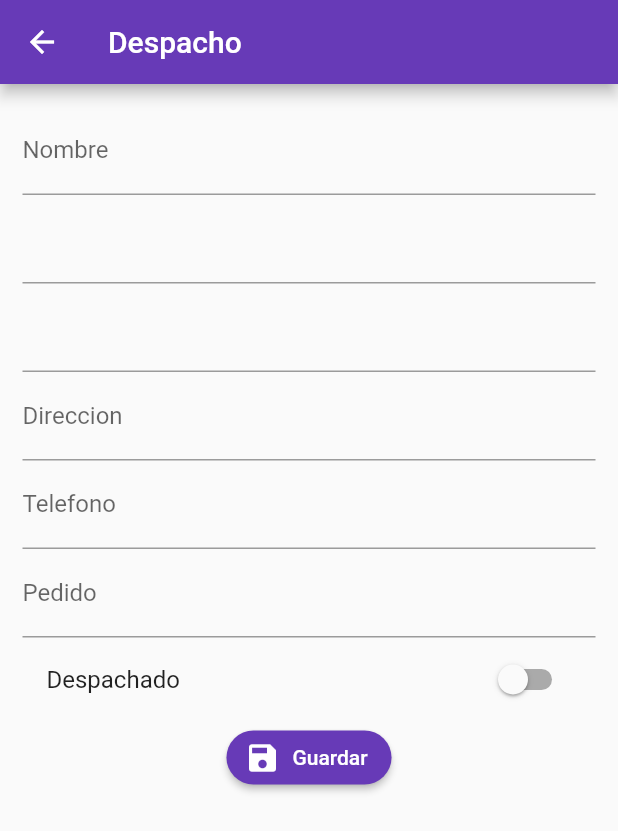
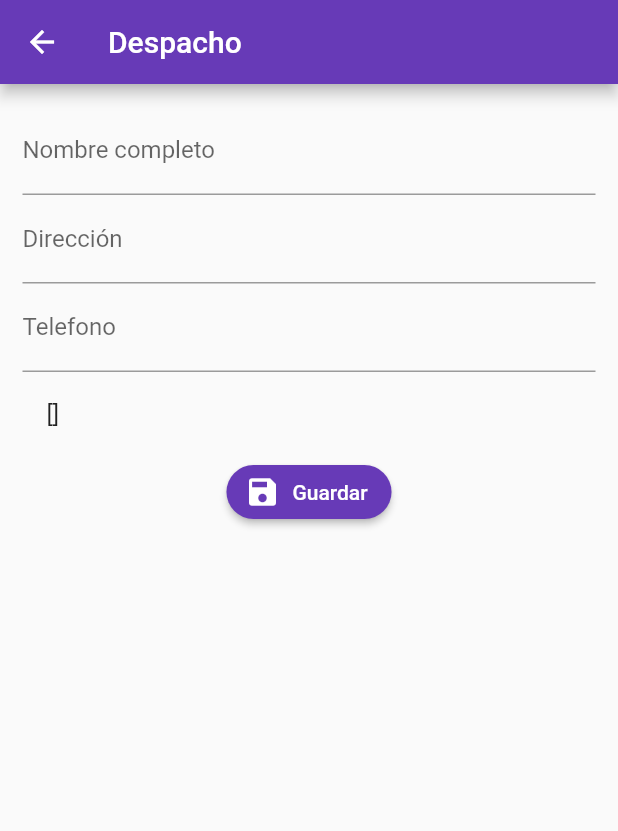
Before and after one commit to migue8669/hermes-movil2, a Flutter app: the screen it shows after launch, after a tap on the "add" icon, on a phone screen of 412 x 824 dp. Shown: the top 831 px of the screen. Run offline on Flutter 3.47's test engine with Material 2 defaults, Android fonts, the phone set to English and light mode, and no system bars; our stand-ins replace image_picker, rxdart; missing offline and left inert: mime_type; network calls fail.

Commit message:
se logra listar productos en pantalla despachos, listo inserción en base de datos del pedido. Falta programar botón de eliminar item listado

```diff
--- a/flutter-form-validation-2.0.0/lib/main.dart
+++ b/flutter-form-validation-2.0.0/lib/main.dart
@@ -21,7 +21,9 @@ class MyApp extends StatelessWidget {
           'login': (BuildContext context) => LoginPage(),
           'home': (BuildContext context) => HomePage(),
           'producto': (BuildContext context) => ProductoPage(),
-          'despacho': (BuildContext context) => DespachoPage(),
+          'despacho': (BuildContext context) => DespachoPage(
+                despachoss: null,
+              ),
         },
         theme: ThemeData(
           primaryColor: Colors.deepPurple,
--- a/flutter-form-validation-2.0.0/lib/src/models/despachos_model.dart
+++ b/flutter-form-validation-2.0.0/lib/src/models/despachos_model.dart
@@ -3,6 +3,8 @@
 //     final productoModel = productoModelFromJson(jsonString);
 
 import 'dart:convert';
+
+import 'package:formvalidation/src/models/pedido.model.dart';
 
 DespachoModel despachoModelFromJson(String str) =>
     DespachoModel.fromJson(json.decode(str));
--- /dev/null
+++ b/flutter-form-validation-2.0.0/lib/src/models/pedido.model.dart
@@ -0,0 +1,45 @@
+// To parse this JSON data, do
+//
+//     final productoModel = productoModelFromJson(jsonString);
+
+import 'dart:convert';
+
+PedidoModel productoModelFromJson(String str) =>
+    PedidoModel.fromJson(json.decode(str));
+
+String productoModelToJson(PedidoModel data) => json.encode(data.toJson());
+
+class PedidoModel {
+  List pedido;
+  // String key;
+  // String nombre;
+  // String precio;
+  // //bool disponible;
+  // String imageUrl;
+  // bool isSelected = false; //the initializtion is mandatory
+
+  PedidoModel({this.pedido
+      // this.key,
+      // this.nombre = '',
+      // this.precio = '',
+      // //this.disponible = true,
+      // this.imageUrl,
+      });
+
+  factory PedidoModel.fromJson(Map<String, dynamic> json) => new PedidoModel(
+        pedido: json["pedido"],
+        // nombre: json["nombre"],
+        // precio: json["precio"],
+        // //disponible: json["disponible"],
+        // imageUrl: json["imageUrl"],
+      );
+
+  Map<String, dynamic> toJson() => {
+        // "id"         : id,
+        "pedido": pedido,
+//         "nombre": nombre,
+//         "precio": precio,
+// //      "disponible": disponible,
+//         "imageUrl": imageUrl,
+      };
+}
--- a/flutter-form-validation-2.0.0/lib/src/pages/despacho_page.dart
+++ b/flutter-form-validation-2.0.0/lib/src/pages/despacho_page.dart
@@ -2,16 +2,22 @@ import 'dart:io';
 
 import 'package:flutter/material.dart';
 import 'package:formvalidation/src/models/despachos_model.dart';
+import 'package:formvalidation/src/models/pedido.model.dart';
+
 import 'package:formvalidation/src/providers/despachos_providers.dart';
 import 'package:image_picker/image_picker.dart';
 
 import 'package:formvalidation/src/models/producto_model.dart';
 import 'package:formvalidation/src/providers/productos_provider.dart';
-import 'package:formvalidation/src/utils/utils.dart' as utils;
+//import 'package:formvalidation/src/utils/utils.dart' as utils;
 
 class DespachoPage extends StatefulWidget {
   // final ProductoModel usernameController; //if you have multiple values add here
   // DespachoPage(this.usernameController, {Key key}) : super(key: key);
+  final DespachoModel despachoss;
+
+  // En el constructor, se requiere un objeto Todo
+  DespachoPage({Key key, @required this.despachoss}) : super(key: key);
   @override
   _DespachoPageState createState() => _DespachoPageState();
 }
@@ -20,23 +26,25 @@ class _DespachoPageState extends State<DespachoPage> {
   final formKey = GlobalKey<FormState>();
   final scaffoldKey = GlobalKey<ScaffoldState>();
   final productoProvider = new DespachoProvider();
-
+  PedidoModel pedido = new PedidoModel();
   ProductoModel despacho = new ProductoModel();
   DespachoModel despachos = new DespachoModel();
   bool _guardando = false;
   File foto;
+  List<DespachoModel> list;
 
   @override
   Widget build(BuildContext context) {
-    final ProductoModel prodData = ModalRoute.of(context).settings.arguments;
-    //  final ProductoModel prodDatas = ModalRoute.of(context).settings.arguments;
-    DespachoModel prodDatas;
+    //   final DespachoModel prodData = ModalRoute.of(context).settings.arguments;
+    // final PedidoModel prodDatas = ModalRoute.of(context).settings.arguments;
+    final String prodData = ModalRoute.of(context).settings.arguments;
+    //  DespachoModel prodDatas;
     if (prodData != null) {
-      despacho = prodData;
+      despachos.key = "";
       despachos.nombre = "";
       despachos.direccion = "";
       despachos.telefono = "";
-      despachos.pedido = "";
+      despachos.pedido = prodData;
 
       print(despacho);
       //  print(despachos);
@@ -46,16 +54,6 @@ class _DespachoPageState extends State<DespachoPage> {
       key: scaffoldKey,
       appBar: AppBar(
         title: Text('Despacho'),
-        // actions: <Widget>[
-        //   IconButton(
-        //     icon: Icon(Icons.photo_size_select_actual),
-        //     onPressed: _seleccionarFoto,
-        //   ),
-        //   IconButton(
-        //     icon: Icon(Icons.camera_alt),
-        //     onPressed: _tomarFoto,
-        //   ),
-        // ],
       ),
       body: SingleChildScrollView(
         child: Container(
@@ -66,12 +64,11 @@ class _DespachoPageState extends State<DespachoPage> {
               children: <Widget>[
                 //_mostrarFoto(),
                 _crearNombre(),
-                _crearNombreProducto(),
-                _crearPrecio(),
                 _crearDireccion(),
                 _crearTelefono(),
                 _crearPedido(),
-                _crearDespachado(),
+                // _crearPrecio(),
+                // _crearDespachado(),
                 _crearBoton()
               ],
             ),
@@ -87,9 +84,7 @@ class _DespachoPageState extends State<DespachoPage> {
       initialValue: '',
 
       textCapitalization: TextCapitalization.sentences,
-      decoration: InputDecoration(labelText: 'Nombre'),
-      //decoration: InputDecoration(labelText: despachos.nombre),
-      // decoration: InputDecoration(labelText: ''),
+      decoration: InputDecoration(labelText: 'Nombre completo'),
 
       onSaved: (value) => despachos.nombre = value,
       validator: (value) {
@@ -102,47 +97,11 @@ class _DespachoPageState extends State<DespachoPage> {
     );
   }
 
-  Widget _crearNombreProducto() {
-    return TextFormField(
-      initialValue: despacho.nombre,
-      textCapitalization: TextCapitalization.sentences,
-      // decoration: InputDecoration(labelText: 'Nombre'),
-      decoration: InputDecoration(labelText: despacho.nombre),
-
-      onSaved: (value) => despacho.nombre = value,
-      validator: (value) {
-        if (value.length < 3) {
-          return 'Ingrese su nombre';
-        } else {
-          return null;
-        }
-      },
-    );
-  }
-
-  Widget _crearPrecio() {
-    return TextFormField(
-      initialValue: despacho.precio,
-      textCapitalization: TextCapitalization.sentences,
-      // decoration: InputDecoration(labelText: 'Nombre'),
-      decoration: InputDecoration(labelText: despacho.precio),
-
-      onSaved: (value) => despacho.precio = value,
-      validator: (value) {
-        if (value.length < 3) {
-          return 'Ingrese precio';
-        } else {
-          return null;
-        }
-      },
-    );
-  }
-
   Widget _crearDireccion() {
     return TextFormField(
       initialValue: despachos.direccion,
       textCapitalization: TextCapitalization.sentences,
-      decoration: InputDecoration(labelText: 'Direccion'),
+      decoration: InputDecoration(labelText: 'Dirección'),
       // decoration: InputDecoration(labelText: ''),
 
       onSaved: (value) => despachos.direccion = value,
@@ -161,6 +120,7 @@ class _DespachoPageState extends State<DespachoPage> {
       initialValue: despachos.telefono,
       textCapitalization: TextCapitalization.sentences,
       decoration: InputDecoration(labelText: 'Telefono'),
+      keyboardType: TextInputType.number,
       //  decoration: InputDecoration(labelText: ''),
 
       onSaved: (value) => despachos.telefono = value,
@@ -175,31 +135,9 @@ class _DespachoPageState extends State<DespachoPage> {
   }
 
   Widget _crearPedido() {
-    return TextFormField(
-      initialValue: despachos.pedido,
-      textCapitalization: TextCapitalization.sentences,
-      decoration: InputDecoration(labelText: 'Pedido'),
-      // decoration: InputDecoration(labelText: ''),
-
-      onSaved: (value) => despachos.pedido = value,
-      validator: (value) {
-        if (value.length < 3) {
-          return 'Ingrese pedido';
-        } else {
-          return null;
-        }
-      },
-    );
-  }
-
-  Widget _crearDespachado() {
-    return SwitchListTile(
-      value: despachos.despachado,
-      title: Text('Despachado'),
-      activeColor: Colors.deepPurple,
-      onChanged: (value) => setState(() {
-        despachos.despachado = value;
-      }),
+    return ListTile(
+      // title: Text('${widget.despachoss.nombre}'),
+      title: Text('${despachos.pedido}'),
     );
   }
 
@@ -218,10 +156,58 @@ class _DespachoPageState extends State<DespachoPage> {
     if (!formKey.currentState.validate()) return;
 
     formKey.currentState.save();
-
     setState(() {
       _guardando = true;
     });
+    productoProvider.crearDespacho(despachos);
+    mostrarSnackbar('Registro guardado');
+  }
+
+  void mostrarSnackbar(String mensaje) {
+    final snackbar = SnackBar(
+      content: Text(mensaje),
+      duration: Duration(milliseconds: 1500),
+    );
+
+    scaffoldKey.currentState.showSnackBar(snackbar);
+  }
+}
+// actions: <Widget>[
+//   IconButton(
+//     icon: Icon(Icons.photo_size_select_actual),
+//     onPressed: _seleccionarFoto,
+//   ),
+//   IconButton(
+//     icon: Icon(Icons.camera_alt),
+//     onPressed: _tomarFoto,
+//   ),
+// ],
+
+//   subtitle: Text(productos[i].key),
+// initialValue: despachoss.pedido,
+// textCapitalization: TextCapitalization.sentences,
+// decoration: InputDecoration(labelText: 'Pedido'),
+// // decoration: InputDecoration(labelText: ''),
+
+// onSaved: (value) => despachoss.pedido = value as List,
+// validator: (value) {
+//   if (value.length < 3) {
+//     return 'Ingrese pedido';
+//   } else {
+//     return null;
+//   }
+// },
+
+// Widget _crearDespachado() {
+//   return SwitchListTile(
+//     value: despachos.despachado,
+//     title: Text('Despachado'),
+//     activeColor: Colors.deepPurple,
+//     onChanged: (value) => setState(() {
+//       despachos.despachado = value;
+//     }),
+//   );
+// }
 
 // if (foto != null) {
 //   despacho.imageUrl = await productoProvider.subirImagen(foto);
@@ -234,19 +220,16 @@ class _DespachoPageState extends State<DespachoPage> {
 // }
 
 // setState(() {_guardando = false; });
-    mostrarSnackbar('Registro guardado');
 
-    Navigator.pop(context);
-  }
+//  Navigator.pop(context);
 
-  void mostrarSnackbar(String mensaje) {
-    final snackbar = SnackBar(
-      content: Text(mensaje),
-      duration: Duration(milliseconds: 1500),
-    );
+// @override
+// State<StatefulWidget> createState() {
+//   // TODO: implement createState
+//   //throw UnimplementedError();
+//     _DespachoPageState createState() => _DespachoPageState();
 
-    scaffoldKey.currentState.showSnackBar(snackbar);
-  }
+// }
 
 // Widget _mostrarFoto() {
 //   if (producto.imageUrl != null) {
@@ -282,4 +265,39 @@ class _DespachoPageState extends State<DespachoPage> {
 
 //   setState(() {});
 // }
-}
+
+// Widget _crearNombreProducto() {
+//   return TextFormField(
+//     initialValue: despacho.nombre,
+//     textCapitalization: TextCapitalization.sentences,
+//     // decoration: InputDecoration(labelText: 'Nombre'),
+//     decoration: InputDecoration(labelText: despacho.nombre),
+
+//     onSaved: (value) => despacho.nombre = value,
+//     validator: (value) {
+//       if (value.length < 3) {
+//         return 'Ingrese su nombre';
+//       } else {
+//         return null;
+//       }
+//     },
+//   );
+// }
+
+// Widget _crearPrecio() {
+//   return TextFormField(
+//     initialValue: despacho.precio,
+//     textCapitalization: TextCapitalization.sentences,
+//     // decoration: InputDecoration(labelText: 'Nombre'),
+//     decoration: InputDecoration(labelText: despachos.precio),
+
+//     onSaved: (value) => despacho.precio = value,
+//     validator: (value) {
+//       if (value.length < 3) {
+//         return 'Ingrese precio';
+//       } else {
+//         return null;
+//       }
+//     },
+//   );
+// }
--- a/flutter-form-validation-2.0.0/lib/src/pages/home_page.dart
+++ b/flutter-form-validation-2.0.0/lib/src/pages/home_page.dart
@@ -26,7 +26,28 @@ class _HomePageState extends State<HomePage> {
     return Scaffold(
         appBar: AppBar(title: Text('Home')),
         body: _crearListado(),
-      floatingActionButton: _crearBoton(context),
+        floatingActionButtonLocation: FloatingActionButtonLocation.centerDocked,
+        floatingActionButton: Padding(
+          padding: const EdgeInsets.all(8.0),
+          child: Row(
+            mainAxisAlignment: MainAxisAlignment.spaceBetween,
+            children: <Widget>[
+              _crearBoton(context),
+              _eliminarBoton(context)
+              // FloatingActionButton(
+              //   onPressed: () {},
+              //   child: Icon(Icons.navigate_before),
+              // ),
+              // FloatingActionButton(
+              //   onPressed: () {},
+              //   child: Icon(Icons.navigate_next),
+              // )
+            ],
+          ),
+        )
+        // floatingActionButton: _crearBoton(context),
+        //floatingActionButtonAnimator: _eliminarBoton(context),
+        //      floatingActionButton: _crearBoton(context),
         );
   }
 
@@ -71,7 +92,8 @@ class _HomePageState extends State<HomePage> {
                             subtitle: Text(productos[i].key),
                             selected: isSelected,
 
-                            onTap: () => toggleSelection(productos[i].nombre),
+                            onLongPress: () =>
+                                toggleSelection(productos[i].nombre),
 
                             ////     Navigator.pushNamed(context, 'despacho',  arguments: lista),
 
@@ -90,16 +112,14 @@ class _HomePageState extends State<HomePage> {
     );
   }
 
-  void toggleSelection(productos) {
+  void toggleSelection(producto) {
     setState(() {
       if (isSelected == false) {
-        print("dentro de isselected");
-        lista.add(productos);
+        lista.add(producto);
         print(lista);
         mycolor = Colors.blue;
         isSelected = true;
-        //    Navigator.pushNamed(context, 'despacho', arguments: lista);
-        //  return lista;
+        return lista;
       } else {
         mycolor = Colors.grey[300];
         isSelected = false;
@@ -109,14 +129,33 @@ class _HomePageState extends State<HomePage> {
 
   _crearBoton(BuildContext context) {
     return FloatingActionButton(
+        heroTag: "btn1",
         child: Icon(Icons.add),
         backgroundColor: Colors.deepPurple,
-      onPressed: () => Navigator.pushNamed(context, 'despacho'),
+        onPressed: () => Navigator.pushNamed(context, 'despacho',
+            arguments: lista.toString()));
+  }
+
+  _eliminarBoton(BuildContext context) {
+    return FloatingActionButton(
+        heroTag: "btn2",
+        child: Icon(Icons.add),
+        backgroundColor: Colors.deepPurple,
+        onPressed: () => Navigator.pushNamed(context, 'despacho',
+            arguments: lista.toString()));
+  }
+}
+//    Navigator.pushNamed(context, 'despacho', arguments: lista);
+//  return lista;
+
+// Navigator.push(
+//     context,
+//     MaterialPageRoute(
+//         builder: (context) => DespachoPage(despacho: productos)));
 // onPressed: () => Navigator.push(
+//     context, MaterialPageRoute(builder: (context) => DespachoPage(despachoss: lista))
+//Navigator.push(
 //     context,
 //     MaterialPageRoute(
 //       builder: (context) => DespachoPage(context),
 //     ))
-    );
-  }
-}
--- a/flutter-form-validation-2.0.0/lib/src/providers/despachos_providers.dart
+++ b/flutter-form-validation-2.0.0/lib/src/providers/despachos_providers.dart
@@ -12,7 +12,7 @@ import 'package:formvalidation/src/models/producto_model.dart';
 class DespachoProvider {
   final String _url = 'https://hermesbd-8fbb1.firebaseio.com';
 
-  Future<bool> crearDespacho(DespachoModel despacho) async {
+  Future<bool> crearDespacho(despacho) async {
     final url = '$_url/despachados.json';
 
     final resp = await http.post(url, body: despachoModelToJson(despacho));
```
Also changed, not shown: 1 other file. Lines whose indentation alone changed are shown as unchanged.
